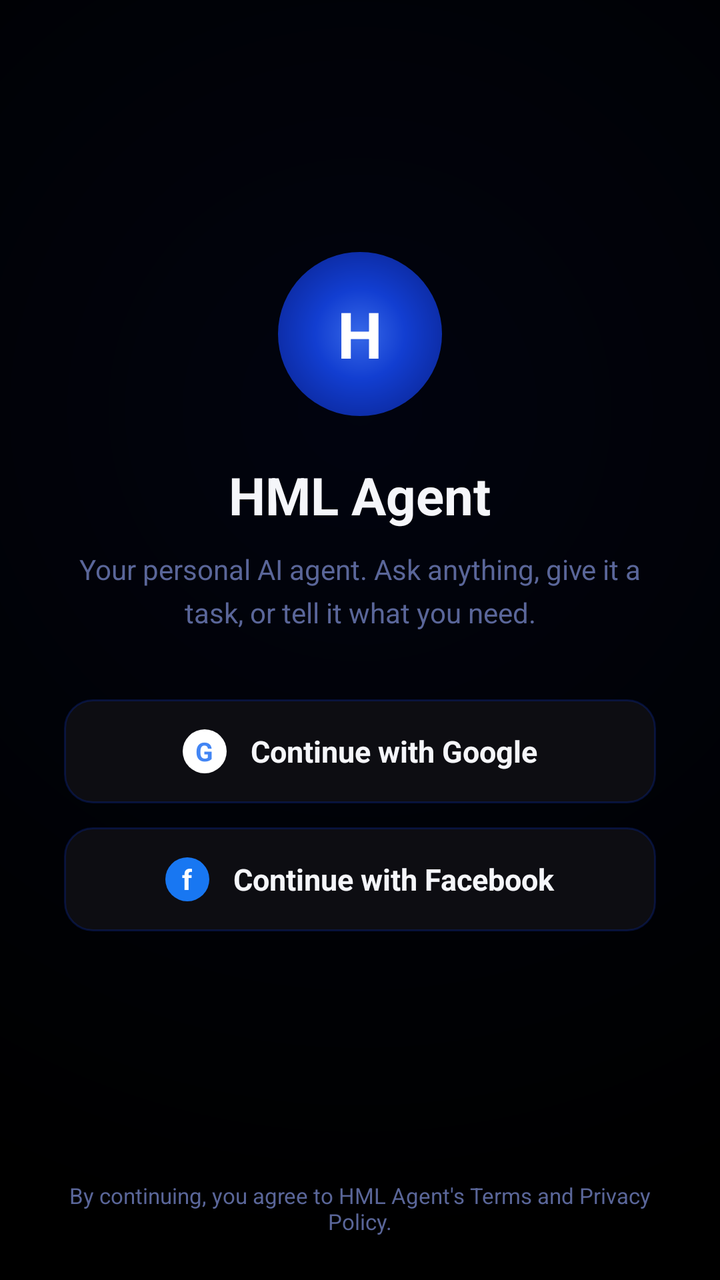
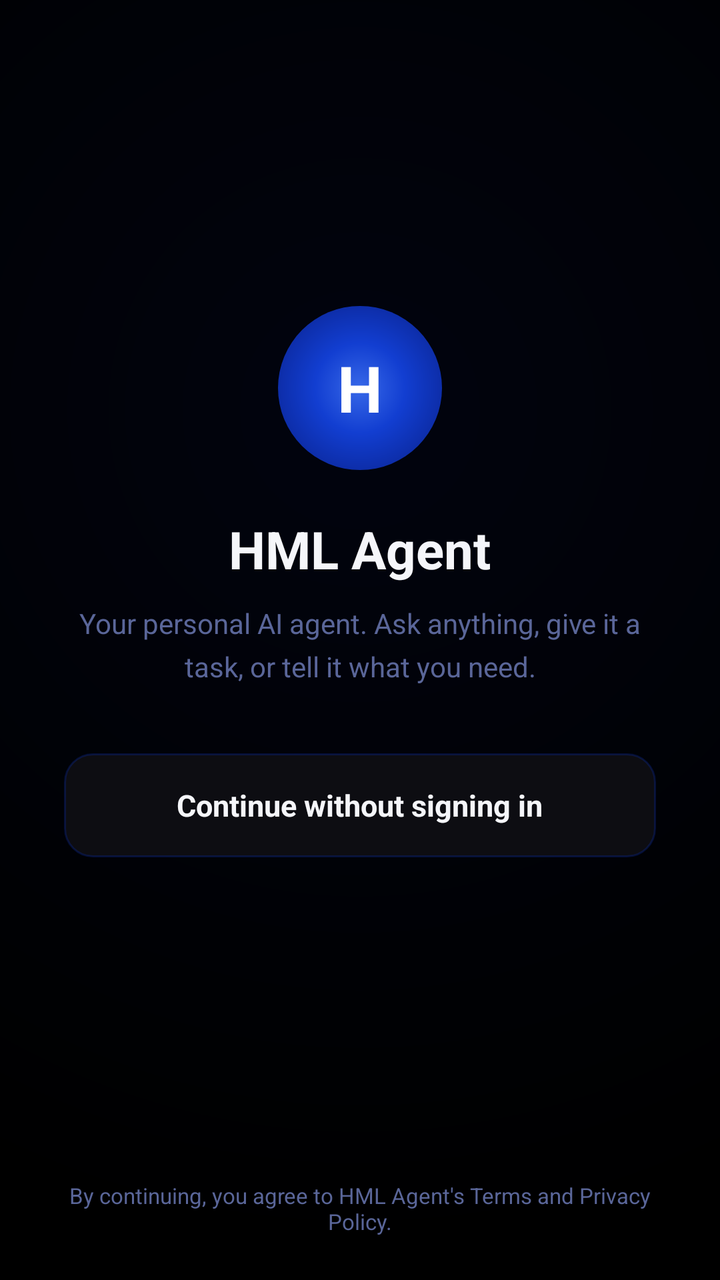

Compare the two renders of this Android layout. The source of the first and the diff that turns it into the second are given below.
<!-- AndroidManifest.xml: application theme Theme.HMLAgent -->
<!-- res/layout/activity_login.xml -->
<?xml version="1.0" encoding="utf-8"?>
<androidx.constraintlayout.widget.ConstraintLayout xmlns:android="http://schemas.android.com/apk/res/android"
    xmlns:app="http://schemas.android.com/apk/res-auto"
    android:id="@+id/loginRoot"
    android:layout_width="match_parent"
    android:layout_height="match_parent"
    android:background="@drawable/login_bg"
    android:fitsSystemWindows="true">

    <LinearLayout
        android:id="@+id/centerGroup"
        android:layout_width="0dp"
        android:layout_height="wrap_content"
        android:orientation="vertical"
        android:gravity="center_horizontal"
        android:paddingHorizontal="32dp"
        app:layout_constraintWidth_max="420dp"
        app:layout_constraintStart_toStartOf="parent"
        app:layout_constraintEnd_toEndOf="parent"
        app:layout_constraintTop_toTopOf="parent"
        app:layout_constraintBottom_toBottomOf="parent"
        app:layout_constraintVertical_bias="0.42">

        <FrameLayout
            android:layout_width="82dp"
            android:layout_height="82dp"
            android:background="@drawable/logo_orb_bg">

            <TextView
                android:layout_width="wrap_content"
                android:layout_height="wrap_content"
                android:layout_gravity="center"
                android:text="H"
                android:textColor="#FFFFFF"
                android:textSize="32sp"
                android:textStyle="bold" />
        </FrameLayout>

        <TextView
            android:layout_width="wrap_content"
            android:layout_height="wrap_content"
            android:layout_marginTop="22dp"
            android:text="@string/app_name"
            android:textColor="@color/text_primary"
            android:textSize="26sp"
            android:textStyle="bold" />

        <TextView
            android:layout_width="wrap_content"
            android:layout_height="wrap_content"
            android:layout_marginTop="10dp"
            android:gravity="center"
            android:text="@string/login_tagline"
            android:textColor="@color/text_muted"
            android:textSize="14sp"
            android:lineSpacingMultiplier="1.3" />

        <LinearLayout
            android:id="@+id/googleButton"
            android:layout_width="match_parent"
            android:layout_height="52dp"
            android:layout_marginTop="34dp"
            android:orientation="horizontal"
            android:gravity="center"
            android:background="@drawable/login_button_bg"
            android:clickable="true"
            android:focusable="true">

            <FrameLayout
                android:layout_width="22dp"
                android:layout_height="22dp"
                android:background="@drawable/google_mark_bg">

                <TextView
                    android:layout_width="wrap_content"
                    android:layout_height="wrap_content"
                    android:layout_gravity="center"
                    android:text="G"
                    android:textColor="#4285F4"
                    android:textSize="13sp"
                    android:textStyle="bold" />
            </FrameLayout>

            <TextView
                android:layout_width="wrap_content"
                android:layout_height="wrap_content"
                android:layout_marginStart="12dp"
                android:text="@string/continue_with_google"
                android:textColor="@color/text_primary"
                android:textSize="15sp"
                android:textStyle="bold" />
        </LinearLayout>

        <LinearLayout
            android:id="@+id/facebookButton"
            android:layout_width="match_parent"
            android:layout_height="52dp"
            android:layout_marginTop="12dp"
            android:orientation="horizontal"
            android:gravity="center"
            android:background="@drawable/login_button_bg"
            android:clickable="true"
            android:focusable="true">

            <FrameLayout
                android:layout_width="22dp"
                android:layout_height="22dp"
                android:background="@drawable/facebook_mark_bg">

                <TextView
                    android:layout_width="wrap_content"
                    android:layout_height="wrap_content"
                    android:layout_gravity="center"
                    android:text="f"
                    android:textColor="#FFFFFF"
                    android:textSize="14sp"
                    android:textStyle="bold" />
            </FrameLayout>

            <TextView
                android:layout_width="wrap_content"
                android:layout_height="wrap_content"
                android:layout_marginStart="12dp"
                android:text="@string/continue_with_facebook"
                android:textColor="@color/text_primary"
                android:textSize="15sp"
                android:textStyle="bold" />
        </LinearLayout>

        <ProgressBar
            android:id="@+id/loginProgress"
            android:layout_width="24dp"
            android:layout_height="24dp"
            android:layout_marginTop="20dp"
            android:indeterminateTint="@color/blue_glow"
            android:visibility="gone" />

    </LinearLayout>

    <TextView
        android:layout_width="0dp"
        android:layout_height="wrap_content"
        android:layout_marginHorizontal="32dp"
        android:layout_marginBottom="22dp"
        android:gravity="center"
        android:text="@string/login_disclaimer"
        android:textColor="@color/text_muted"
        android:textSize="11sp"
        app:layout_constraintStart_toStartOf="parent"
        app:layout_constraintEnd_toEndOf="parent"
        app:layout_constraintBottom_toBottomOf="parent" />

</androidx.constraintlayout.widget.ConstraintLayout>
<!-- resources referenced by this layout -->
<resources>
  <color name="blue_glow">#5E89FF</color>
  <color name="text_muted">#5A6699</color>
  <color name="text_primary">#F5F6FA</color>
  <!-- drawable facebook_mark_bg (drawable) -->
  <shape xmlns:android="http://schemas.android.com/apk/res/android"
      android:shape="oval">
      <solid android:color="#1877F2" />
  </shape>
  <!-- drawable google_mark_bg (drawable) -->
  <shape xmlns:android="http://schemas.android.com/apk/res/android"
      android:shape="oval">
      <solid android:color="#FFFFFF" />
  </shape>
  <!-- drawable login_bg (drawable) -->
  <shape xmlns:android="http://schemas.android.com/apk/res/android"
      android:shape="rectangle">
      <gradient
          android:type="radial"
          android:gradientRadius="420dp"
          android:centerX="0.5"
          android:centerY="0.32"
          android:startColor="#1A09238F"
          android:endColor="#000000" />
  </shape>
  <!-- drawable login_button_bg (drawable) -->
  <ripple xmlns:android="http://schemas.android.com/apk/res/android"
      android:color="@color/hover_tint">
      <item>
          <shape android:shape="rectangle">
              <solid android:color="@color/surface_raised" />
              <corners android:radius="14dp" />
              <stroke android:width="1dp" android:color="@color/line" />
          </shape>
      </item>
  </ripple>
  <!-- drawable logo_orb_bg (drawable) -->
  <shape xmlns:android="http://schemas.android.com/apk/res/android"
      android:shape="oval">
      <gradient
          android:type="radial"
          android:gradientRadius="45dp"
          android:startColor="#3768E8"
          android:centerColor="#123ED1"
          android:endColor="#0C2AA1" />
  </shape>
  <string name="app_name">HML Agent</string>
  <string name="continue_with_facebook">Continue with Facebook</string>
  <string name="continue_with_google">Continue with Google</string>
  <string name="login_disclaimer">By continuing, you agree to HML Agent\'s Terms and Privacy Policy.</string>
  <string name="login_tagline">Your personal AI agent. Ask anything, give it a task, or tell it what you need.</string>
  <style name="Theme.HMLAgent" parent="Theme.MaterialComponents.DayNight.NoActionBar">
          <item name="colorPrimary">@color/blue_deep</item>
          <item name="colorPrimaryDark">@color/bg_black</item>
          <item name="colorAccent">@color/blue_bright</item>
          <item name="android:windowBackground">@color/bg_black</item>
          <item name="android:statusBarColor">@color/bg_black</item>
          <item name="android:navigationBarColor">@color/bg_black</item>
          <item name="android:textColor">@color/text_primary</item>
      </style>
  <color name="hover_tint">#1F1135B8</color>
  <color name="surface_raised">#0D0D12</color>
  <color name="line">#471135B8</color>
  <color name="blue_deep">#1135b8</color>
  <color name="bg_black">#000000</color>
  <color name="blue_bright">#3D74FF</color>
</resources>

<!-- the commit's change to res/layout/activity_login.xml (unified diff, before → after) -->
@@ -63,6 +63,7 @@
             android:orientation="horizontal"
             android:gravity="center"
             android:background="@drawable/login_button_bg"
+            android:visibility="gone"
             android:clickable="true"
             android:focusable="true">
 
@@ -99,6 +100,7 @@
             android:orientation="horizontal"
             android:gravity="center"
             android:background="@drawable/login_button_bg"
+            android:visibility="gone"
             android:clickable="true"
             android:focusable="true">
 
@@ -122,6 +124,27 @@
                 android:layout_height="wrap_content"
                 android:layout_marginStart="12dp"
                 android:text="@string/continue_with_facebook"
+                android:textColor="@color/text_primary"
+                android:textSize="15sp"
+                android:textStyle="bold" />
+        </LinearLayout>
+
+        
+        <LinearLayout
+            android:id="@+id/skipLoginButton"
+            android:layout_width="match_parent"
+            android:layout_height="52dp"
+            android:layout_marginTop="34dp"
+            android:orientation="horizontal"
+            android:gravity="center"
+            android:background="@drawable/login_button_bg"
+            android:clickable="true"
+            android:focusable="true">
+
+            <TextView
+                android:layout_width="wrap_content"
+                android:layout_height="wrap_content"
+                android:text="@string/skip_login"
                 android:textColor="@color/text_primary"
                 android:textSize="15sp"
                 android:textStyle="bold" />
<!-- resource entries referenced after the edit -->
@@ -50,6 +50,7 @@
   <string name="continue_with_google">Continue with Google</string>
   <string name="login_disclaimer">By continuing, you agree to HML Agent\'s Terms and Privacy Policy.</string>
   <string name="login_tagline">Your personal AI agent. Ask anything, give it a task, or tell it what you need.</string>
+  <string name="skip_login">Continue without signing in</string>
   <style name="Theme.HMLAgent" parent="Theme.MaterialComponents.DayNight.NoActionBar">
           <item name="colorPrimary">@color/blue_deep</item>
           <item name="colorPrimaryDark">@color/bg_black</item>
